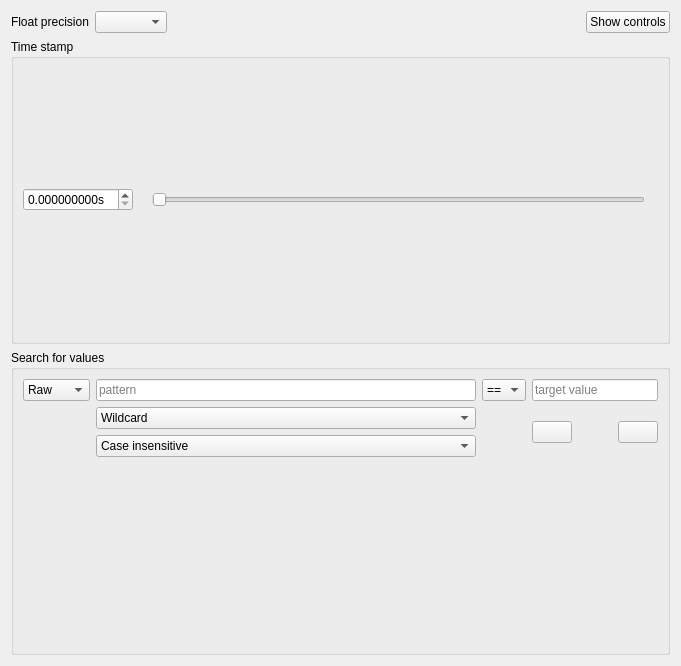
This is src/asammdf/gui/ui/numeric_offline.ui in danielhrisca/asammdf as Qt 5 draws it before an edit. The edited form follows.
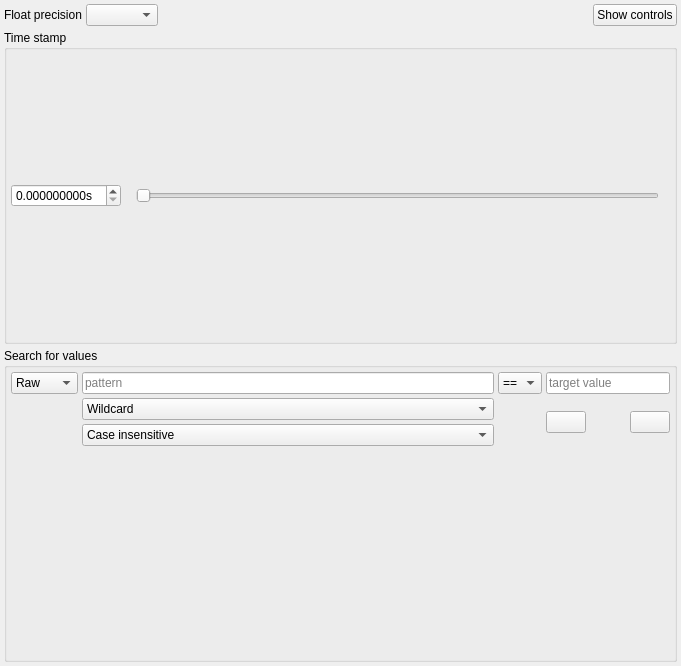
This is the edited form. Icons and pictures are not drawn.

Commit message: load numeric windows even if none of the channels is found

What changed in the file:
```diff
--- a/src/asammdf/gui/ui/numeric_offline.ui
+++ b/src/asammdf/gui/ui/numeric_offline.ui
@@ -14,8 +14,26 @@
    <string>Form</string>
   </property>
   <layout class="QVBoxLayout" name="main_layout">
+   <property name="spacing">
+    <number>4</number>
+   </property>
+   <property name="leftMargin">
+    <number>4</number>
+   </property>
+   <property name="topMargin">
+    <number>4</number>
+   </property>
+   <property name="rightMargin">
+    <number>4</number>
+   </property>
+   <property name="bottomMargin">
+    <number>4</number>
+   </property>
    <item>
     <layout class="QGridLayout" name="gridLayout_2" columnstretch="0,0,1,0">
+     <property name="spacing">
+      <number>4</number>
+     </property>
      <item row="0" column="3">
       <widget class="QPushButton" name="toggle_controls_btn">
        <property name="text">
@@ -58,6 +76,21 @@
       <string>Time stamp</string>
      </property>
      <layout class="QHBoxLayout" name="horizontalLayout_2">
+      <property name="spacing">
+       <number>4</number>
+      </property>
+      <property name="leftMargin">
+       <number>4</number>
+      </property>
+      <property name="topMargin">
+       <number>4</number>
+      </property>
+      <property name="rightMargin">
+       <number>4</number>
+      </property>
+      <property name="bottomMargin">
+       <number>4</number>
+      </property>
       <item>
        <layout class="QHBoxLayout" name="horizontalLayout" stretch="0,0,1,0">
         <item>
@@ -120,6 +153,21 @@
       <string>Search for values</string>
      </property>
      <layout class="QGridLayout" name="gridLayout" columnstretch="0,1,0,0">
+      <property name="leftMargin">
+       <number>4</number>
+      </property>
+      <property name="topMargin">
+       <number>4</number>
+      </property>
+      <property name="rightMargin">
+       <number>4</number>
+      </property>
+      <property name="bottomMargin">
+       <number>4</number>
+      </property>
+      <property name="spacing">
+       <number>4</number>
+      </property>
       <item row="0" column="1">
        <widget class="QLineEdit" name="pattern_match">
         <property name="placeholderText">
```
The commit also changes 2 other files.
